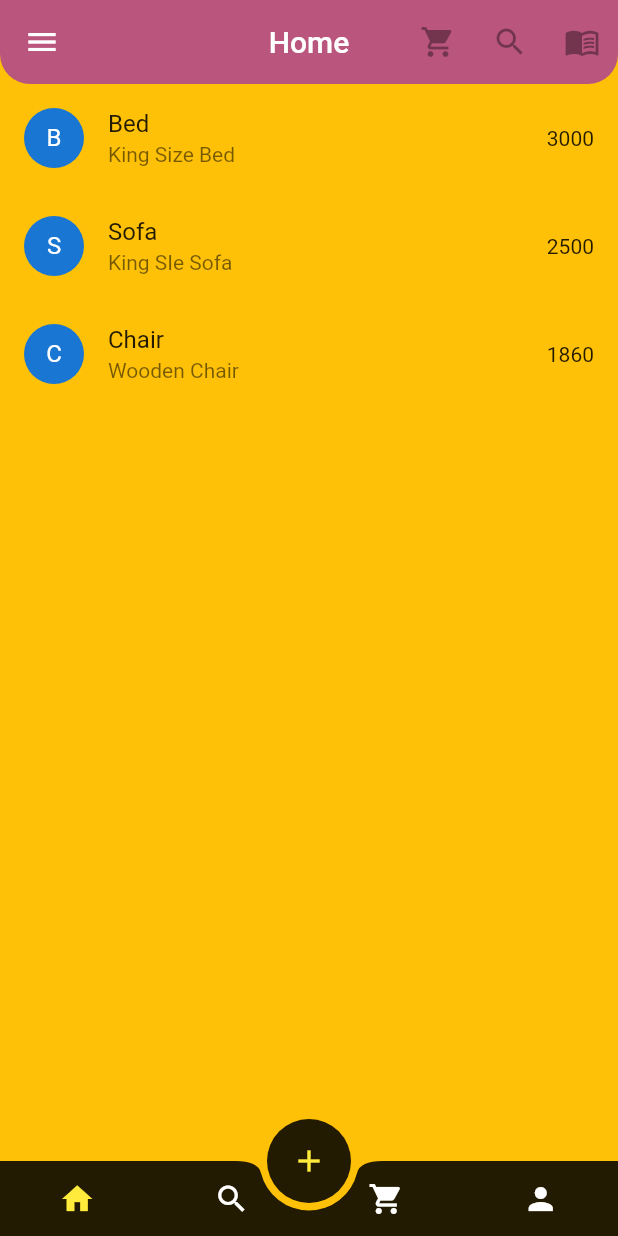
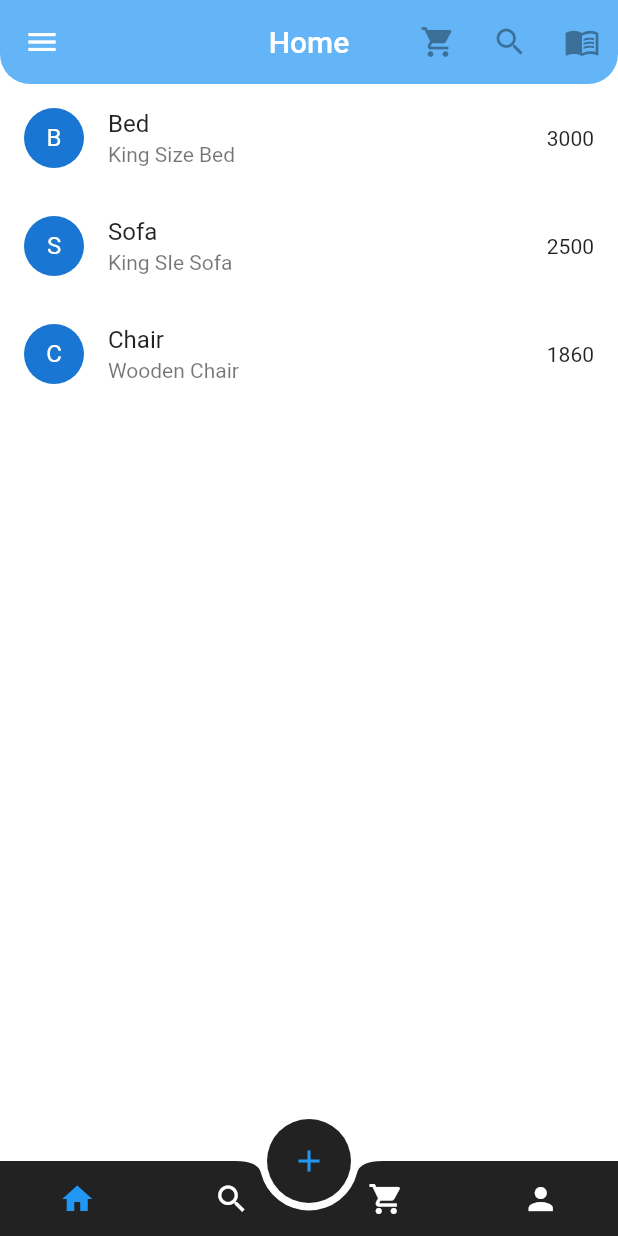
Before and after one commit to DushanthaOlinda/MADHACK-Final, a Flutter app: the Home2 screen opened directly, on a phone screen of 412 x 824 dp. Run offline on Flutter 3.47's test engine with Material 2 defaults, Android fonts, the phone set to English and light mode, and no system bars; our stand-ins replace firebase_core; accounts and stored records are empty.

Commit message:
Home styles

```diff
--- a/lib/main.dart
+++ b/lib/main.dart
@@ -27,7 +27,7 @@ class MyApp extends StatelessWidget {
         primaryColorLight: primaryLight,
         scaffoldBackgroundColor: Colors.white
       ),
-      home: const Home2(),
+      home: const WelcomeScreen(),
     );
   }
 }
--- a/lib/screens/home/home.dart
+++ b/lib/screens/home/home.dart
@@ -20,12 +20,12 @@ class Home2 extends StatefulWidget {
   @override
   Widget build(BuildContext context) {
     return Scaffold(
-      backgroundColor: Colors.amber,
+      backgroundColor: Colors.white,
       floatingActionButtonLocation: FloatingActionButtonLocation.centerDocked,
       floatingActionButton: FloatingActionButton(
         onPressed: () {},
         backgroundColor: Colors.black87,
-        foregroundColor: Colors.yellow,
+        foregroundColor: Colors.blue,
         elevation: 0,
         // shape: BeveledRectangleBorder(
         //   borderRadius: BorderRadius.circular(20.0),
@@ -47,7 +47,7 @@ class Home2 extends StatefulWidget {
               IconButton(
                 onPressed: () {},
                 icon: const Icon(Icons.home),
-                color: Colors.yellow,
+                color: Colors.blue,
               ),
               IconButton(
                 onPressed: () {},
@@ -91,7 +91,7 @@ class Home2 extends StatefulWidget {
         ],
         elevation: 0,
         centerTitle: true,
-        backgroundColor: Colors.purple.withOpacity(0.7),
+        backgroundColor: Colors.blue.withOpacity(0.7),
         shape: const RoundedRectangleBorder(
           borderRadius: BorderRadius.vertical(
             bottom: Radius.circular(20),
@@ -103,13 +103,24 @@ class Home2 extends StatefulWidget {
           elevation: 140.0,
           child: ListView(
             children: [
-              const UserAccountsDrawerHeader(
-                accountEmail: Text("dushanthaolinda29@gmail.com"),
-                accountName: Text("Dushantha Olinda"),
-                currentAccountPicture: CircleAvatar(
+              UserAccountsDrawerHeader(
+                accountEmail: const Text("dushanthaolinda29@gmail.com"),
+                accountName: Padding(
+                  padding: const EdgeInsets.only(top: 20.0),
+                  child: Row(
+                    children: const [
+                      Text("Dushantha Olinda"),
+                      Padding(
+                        padding: EdgeInsets.only(left: 120.0),
+                        child: Text("Admin"),
+                      ),
+                    ],
+                  ),
+                ),
+                currentAccountPicture: const CircleAvatar(
                   backgroundImage: AssetImage("assets/images/bug.png"),
                 ),
-                otherAccountsPictures: [
+                otherAccountsPictures: const [
                   CircleAvatar(
                     backgroundImage: AssetImage("assets/images/bug.png"),
                   ),
```
